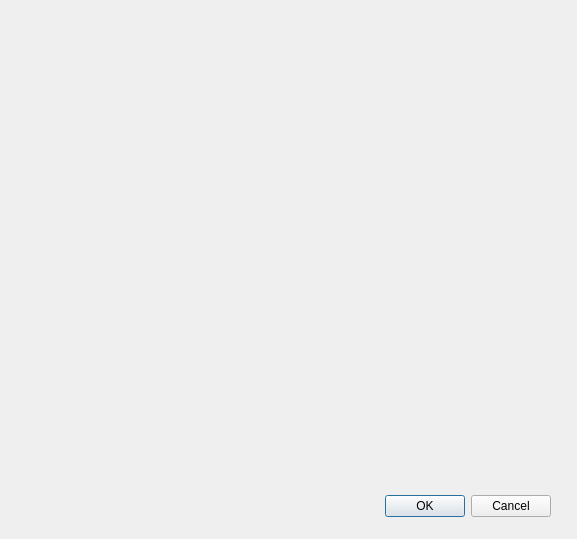
First picture: the form in diagnosisform.ui, repository MafuraG/Zubopros, before the edit.
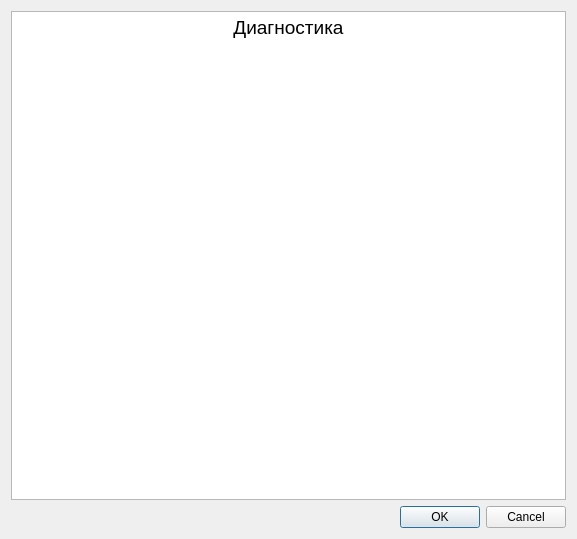
Second picture: the form after the edit.

```diff
--- a/diagnosisform.ui
+++ b/diagnosisform.ui
@@ -13,15 +13,21 @@
   <property name="windowTitle">
    <string>Dialog</string>
   </property>
+  <layout class="QVBoxLayout" name="verticalLayout">
+   <item>
+    <widget class="QTextBrowser" name="textBrowser">
+     <property name="html">
+      <string>&lt;!DOCTYPE HTML PUBLIC &quot;-//W3C//DTD HTML 4.0//EN&quot; &quot;http://www.w3.org/TR/REC-html40/strict.dtd&quot;&gt;
+&lt;html&gt;&lt;head&gt;&lt;meta name=&quot;qrichtext&quot; content=&quot;1&quot; /&gt;&lt;style type=&quot;text/css&quot;&gt;
+p, li { white-space: pre-wrap; }
+&lt;/style&gt;&lt;/head&gt;&lt;body style=&quot; font-family:'MS Shell Dlg 2'; font-size:8.25pt; font-weight:400; font-style:normal;&quot;&gt;
+&lt;p align=&quot;center&quot; style=&quot; margin-top:0px; margin-bottom:0px; margin-left:0px; margin-right:0px; -qt-block-indent:0; text-indent:0px;&quot;&gt;&lt;span style=&quot; font-size:14pt;&quot;&gt;Диагностика&lt;/span&gt;&lt;/p&gt;
+&lt;p style=&quot;-qt-paragraph-type:empty; margin-top:0px; margin-bottom:0px; margin-left:0px; margin-right:0px; -qt-block-indent:0; text-indent:0px; font-size:14pt;&quot;&gt;&lt;br /&gt;&lt;/p&gt;&lt;/body&gt;&lt;/html&gt;</string>
+     </property>
+    </widget>
+   </item>
+   <item>
   <widget class="QDialogButtonBox" name="buttonBox">
-   <property name="geometry">
-    <rect>
-     <x>210</x>
-     <y>490</y>
-     <width>341</width>
-     <height>32</height>
-    </rect>
-   </property>
    <property name="orientation">
     <enum>Qt::Horizontal</enum>
    </property>
@@ -29,6 +35,8 @@
     <set>QDialogButtonBox::Cancel|QDialogButtonBox::Ok</set>
    </property>
   </widget>
+   </item>
+  </layout>
  </widget>
  <resources/>
  <connections>
```
Lines whose indentation alone changed are shown as unchanged.
